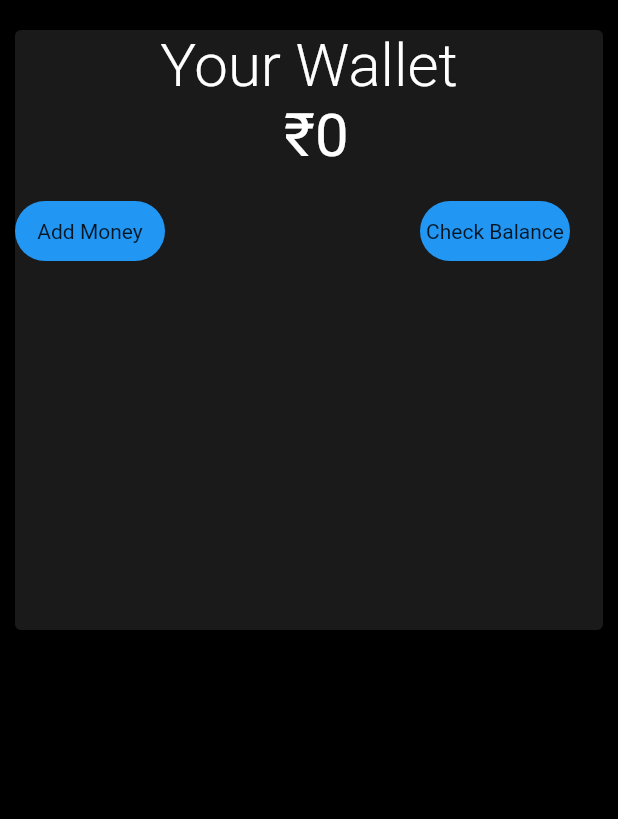
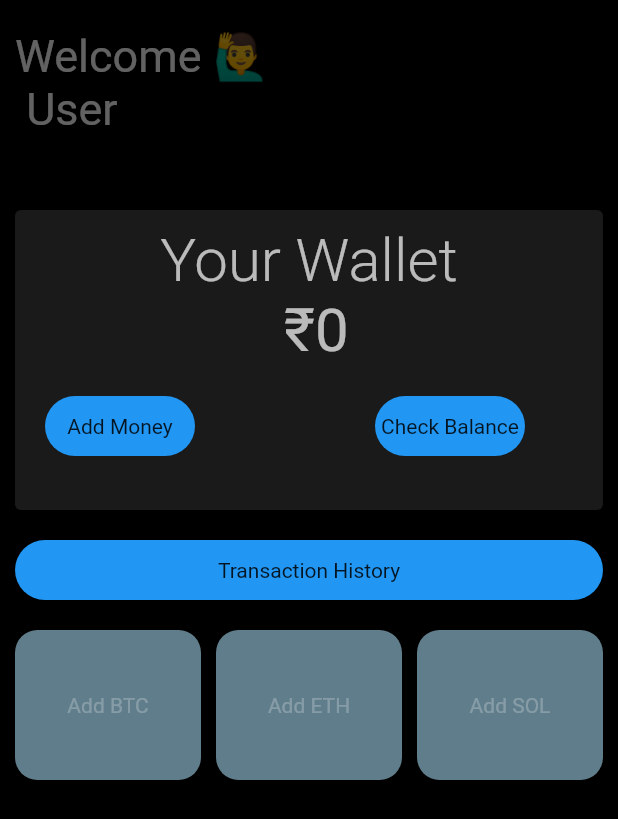
Before and after one commit to harsh-2024/Crypto-Wallet-app, a Flutter app: the Screen1 screen opened directly, on a phone screen of 412 x 824 dp. Shown: the top 819 px of the screen. Run offline on Flutter 3.47's test engine with Material 2 defaults, Android fonts, the phone set to English and light mode, and no system bars; our stand-ins replace cloud_firestore, firebase_auth, firebase_core, google_sign_in, toast; accounts and stored records are empty.

Commit message:
some UI changes implemented

```diff
--- a/authentication/lib/screen_pages/screen1.dart
+++ b/authentication/lib/screen_pages/screen1.dart
@@ -43,31 +43,48 @@ class _Screen1State extends State<Screen1> {
     return Scaffold(
         backgroundColor: Colors.black,
         body: SafeArea(
-          child: Card(
-            margin: EdgeInsets.only(left: 10, top: 20, right: 10, bottom: 20),
+          child: Column(
+            crossAxisAlignment: CrossAxisAlignment.start,
+            children: [
+              SizedBox(height: 20),
+              Row(
+                children: [
+                  SizedBox(width: 10),
+                  Text(
+                    "Welcome 🙋‍♂️\n User",
+                    style: TextStyle(color: Colors.white38, fontSize: 30),
+                  ),
+                ],
+              ),
+              SizedBox(height: 30),
+              Card(
+                margin:
+                    EdgeInsets.only(left: 10, top: 20, right: 10, bottom: 20),
                 color: Colors.white10,
                 child: SizedBox(
-              height: 400,
+                  height: 200,
                   width: 500,
                   child: Column(
                     crossAxisAlignment: CrossAxisAlignment.center,
                     children: <Widget>[
+                      SizedBox(height: 10),
                       Text(
                         ' Your Wallet ',
                         style: TextStyle(
-                        color: Colors.white,
+                            color: Colors.white70,
                             fontSize: 40,
                             fontWeight: FontWeight.w300),
                       ),
                       Text(
                         ' ₹$addedAmount',
-                    style: TextStyle(color: Colors.white, fontSize: 40),
+                        style: TextStyle(color: Colors.white70, fontSize: 40),
                       ),
                       SizedBox(
                         height: 20,
                       ),
                       Row(
                         children: [
+                          SizedBox(width: 20),
                           InkWell(
                             onTap: () => Navigator.push(
                                     context,
@@ -88,7 +105,7 @@ class _Screen1State extends State<Screen1> {
                             ),
                           ),
                           SizedBox(
-                        width: 170,
+                            width: 120,
                           ),
                           InkWell(
                             onTap: () => fetchWalletAmount(),
@@ -104,11 +121,99 @@ class _Screen1State extends State<Screen1> {
                           ),
                         ],
                       ),
-                  SizedBox(height: 50),
                     ],
                   ),
                 ),
               ),
+              Row(
+                children: [
+                  SizedBox(width: 10),
+                  Expanded(
+                    child: InkWell(
+                      onTap: () => null,
+                      child: Container(
+                        child: Center(child: Text('Transaction History')),
+                        height: 40,
+                        width: 100,
+                        decoration: BoxDecoration(
+                          color: Colors.blue.shade500,
+                          borderRadius: BorderRadius.circular(20),
+                        ),
+                      ),
+                    ),
+                  ),
+                  SizedBox(width: 10),
+                ],
+              ),
+              SizedBox(
+                height: 20,
+              ),
+              Row(
+                children: [
+                  SizedBox(
+                    width: 10,
+                  ),
+                  Expanded(
+                    child: InkWell(
+                      child: Container(
+                        height: 100,
+                        width: 100,
+                        decoration: BoxDecoration(
+                            color: Colors.blueGrey,
+                            borderRadius: BorderRadius.circular(15)),
+                        child: Center(
+                            child: Text(
+                          "Add BTC",
+                          style: TextStyle(color: Colors.white24),
+                        )),
+                      ),
+                    ),
+                  ),
+                  SizedBox(
+                    width: 10,
+                  ),
+                  Expanded(
+                    child: InkWell(
+                      child: Container(
+                        height: 100,
+                        width: 100,
+                        decoration: BoxDecoration(
+                            color: Colors.blueGrey,
+                            borderRadius: BorderRadius.circular(15)),
+                        child: Center(
+                            child: Text(
+                          "Add ETH",
+                          style: TextStyle(color: Colors.white24),
+                        )),
+                      ),
+                    ),
+                  ),
+                  SizedBox(
+                    width: 10,
+                  ),
+                  Expanded(
+                    child: InkWell(
+                      child: Container(
+                        height: 100,
+                        width: 100,
+                        decoration: BoxDecoration(
+                            color: Colors.blueGrey,
+                            borderRadius: BorderRadius.circular(15)),
+                        child: Center(
+                            child: Text(
+                          "Add SOL",
+                          style: TextStyle(color: Colors.white24),
+                        )),
+                      ),
+                    ),
+                  ),
+                  SizedBox(
+                    width: 10,
+                  ),
+                ],
+              )
+            ],
+          ),
         ));
   }
 }
```
Lines whose indentation alone changed are shown as unchanged.
